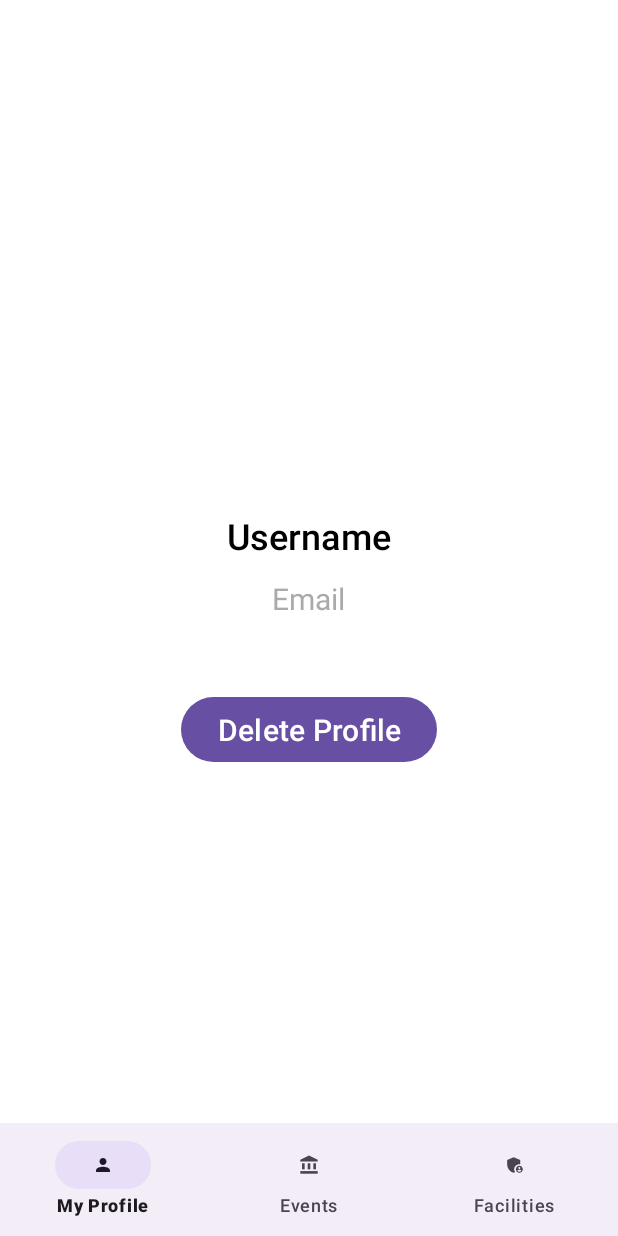
After one commit to CMPUT301F24jigsaw/jigsaw-EventHub, an Android app: the fragment DeleteProfile placed in its activity, on a phone screen of 412 x 824 dp. The commit adds this screen. Run offline under Robolectric (Android 15) with nearby library versions, the phone set to English and light mode, and no system bars.

Commit message:
profile delete added

```diff
--- /dev/null
+++ b/app/src/main/java/com/example/eventhub_jigsaw/DeleteProfile.java
@@ -0,0 +1,70 @@
+package com.example.eventhub_jigsaw;
+
+import android.os.Bundle;
+import android.view.LayoutInflater;
+import android.view.View;
+import android.view.ViewGroup;
+import android.widget.Button;
+import android.widget.ImageView;
+import android.widget.TextView;
+import android.widget.Toast;
+
+import androidx.annotation.NonNull;
+import androidx.annotation.Nullable;
+import androidx.fragment.app.Fragment;
+
+public class DeleteProfile extends Fragment {
+
+    private ImageView profileImage;
+    private TextView usernameText;
+    private TextView emailText;
+    private Button deleteProfileButton;
+
+    @Nullable
+    @Override
+    public View onCreateView(@NonNull LayoutInflater inflater, @Nullable ViewGroup container, @Nullable Bundle savedInstanceState) {
+        // Inflate the layout for this fragment
+        View view = inflater.inflate(R.layout.delete_page, container, false);
+
+        // Initialize UI elements
+        profileImage = view.findViewById(R.id.profile_image);
+        usernameText = view.findViewById(R.id.username_text);
+        emailText = view.findViewById(R.id.email_text);
+        deleteProfileButton = view.findViewById(R.id.delete_profile_button);
+
+        // Retrieve profile data from arguments (if available)
+        Bundle bundle = getArguments();
+        if (bundle != null) {
+            String username = bundle.getString("username", "Username");
+            String email = bundle.getString("email", "Email");
+
+            // Set profile data to TextViews
+            usernameText.setText(username);
+            emailText.setText(email);
+
+            // For profileImage, load from resources or URL if available (not included here)
+            // Example: profileImage.setImageResource(R.drawable.default_profile_image);
+        }
+
+        // Set up the delete button click listener
+        deleteProfileButton.setOnClickListener(v -> {
+            // Simulate deletion operation (you should implement actual deletion logic here)
+            deleteProfile(usernameText.getText().toString());
+
+            // Show a success message
+            Toast.makeText(getContext(), "Profile deleted successfully", Toast.LENGTH_SHORT).show();
+
+            // Go back to the previous fragment after deletion
+            requireActivity().getSupportFragmentManager().popBackStack();
+        });
+
+        return view;
+    }
+
+    // Implement the actual deletion logic
+    private void deleteProfile(String username) {
+        // Here, you would typically remove the profile from your data source (database, API, etc.)
+        // For example:
+        // ProfileDatabase.getInstance(getContext()).deleteProfile(username);
+    }
+}
--- a/app/src/main/java/com/example/eventhub_jigsaw/ProfilesFragment.java
+++ b/app/src/main/java/com/example/eventhub_jigsaw/ProfilesFragment.java
@@ -9,6 +9,7 @@ import android.widget.ListView;
 import androidx.annotation.NonNull;
 import androidx.annotation.Nullable;
 import androidx.fragment.app.Fragment;
+import androidx.fragment.app.FragmentTransaction;
 
 import java.util.ArrayList;
 
@@ -35,6 +36,27 @@ public class ProfilesFragment extends Fragment {
         profileAdapter = new ProfileArrayAdapter(getContext(), dataList);
         profileList.setAdapter(profileAdapter);
 
+        profileList.setOnItemClickListener((parent, v, position, id) -> {
+            Profiles selectedProfile = dataList.get(position);
+
+            // Create an instance of DeleteProfile fragment
+            DeleteProfile deleteProfileFragment = new DeleteProfile();
+
+            // Create a Bundle to pass the selected profile's data
+            Bundle args = new Bundle();
+            args.putString("username", selectedProfile.getUsername());
+            args.putString("email", selectedProfile.getEmail());
+
+            // Set the arguments to the fragment
+            deleteProfileFragment.setArguments(args);
+
+            // Navigate to the DeleteProfile fragment
+            FragmentTransaction transaction = requireActivity().getSupportFragmentManager().beginTransaction();
+            transaction.replace(R.id.flFragment, deleteProfileFragment);
+            transaction.addToBackStack(null); // Allow back navigation
+            transaction.commit();
+        });
+
         return view;
     }
 }
--- /dev/null
+++ b/app/src/main/res/layout/delete_page.xml
@@ -0,0 +1,54 @@
+<?xml version="1.0" encoding="utf-8"?>
+<LinearLayout xmlns:android="http://schemas.android.com/apk/res/android"
+    android:layout_width="match_parent"
+    android:layout_height="match_parent"
+    android:orientation="vertical"
+    android:padding="16dp"
+    android:gravity="center"
+    android:background="@android:color/white">
+
+    <!-- Profile Image -->
+    <ImageView
+        android:id="@+id/profile_image"
+        android:layout_width="120dp"
+        android:layout_height="120dp"
+        android:scaleType="centerCrop"
+        android:layout_marginBottom="24dp" />
+
+    <!-- Username Text -->
+    <TextView
+        android:id="@+id/username_text"
+        android:layout_width="wrap_content"
+        android:layout_height="wrap_content"
+        android:text="Username"
+        android:textSize="24sp"
+        android:textColor="@android:color/black"
+        android:layout_marginBottom="12dp"
+        android:fontFamily="sans-serif-medium" />
+
+    <!-- Email Text -->
+    <TextView
+        android:id="@+id/email_text"
+        android:layout_width="wrap_content"
+        android:layout_height="wrap_content"
+        android:text="Email"
+        android:textSize="20sp"
+        android:textColor="@android:color/darker_gray"
+        android:layout_marginBottom="24dp"
+        android:fontFamily="sans-serif" />
+
+    <!-- Delete Profile Button -->
+    <Button
+        android:id="@+id/delete_profile_button"
+        android:layout_width="wrap_content"
+        android:layout_height="wrap_content"
+        android:text="Delete Profile"
+        android:textSize="20sp"
+        android:paddingStart="24dp"
+        android:paddingEnd="24dp"
+        android:paddingTop="8dp"
+        android:paddingBottom="8dp"
+        android:layout_marginTop="24dp"
+        android:layout_marginBottom="40dp"/>
+
+</LinearLayout>
```
